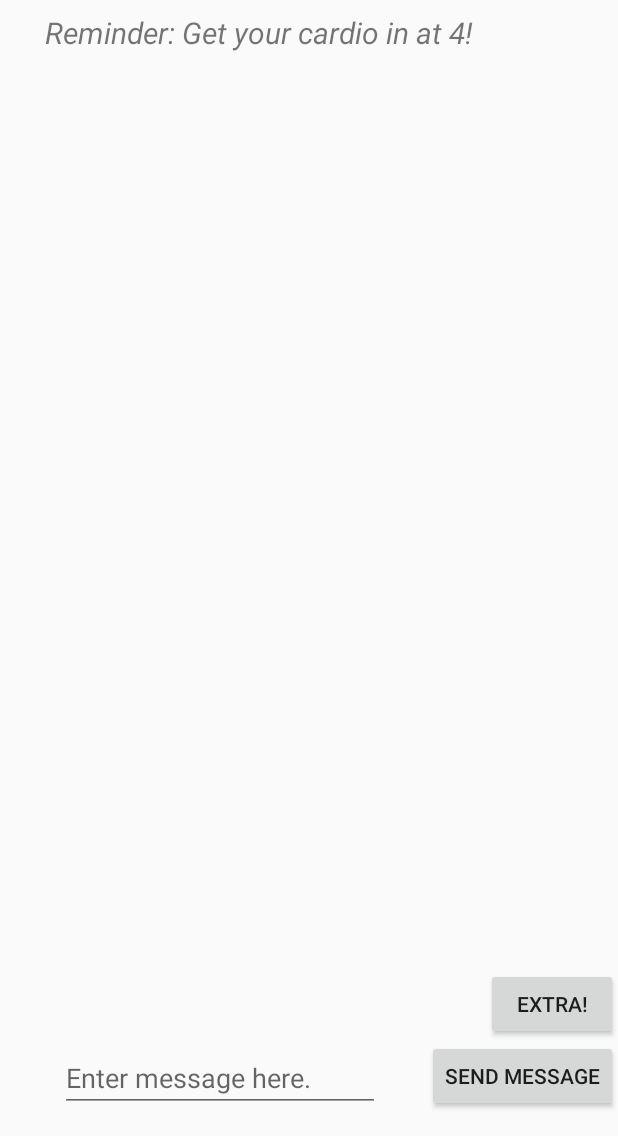
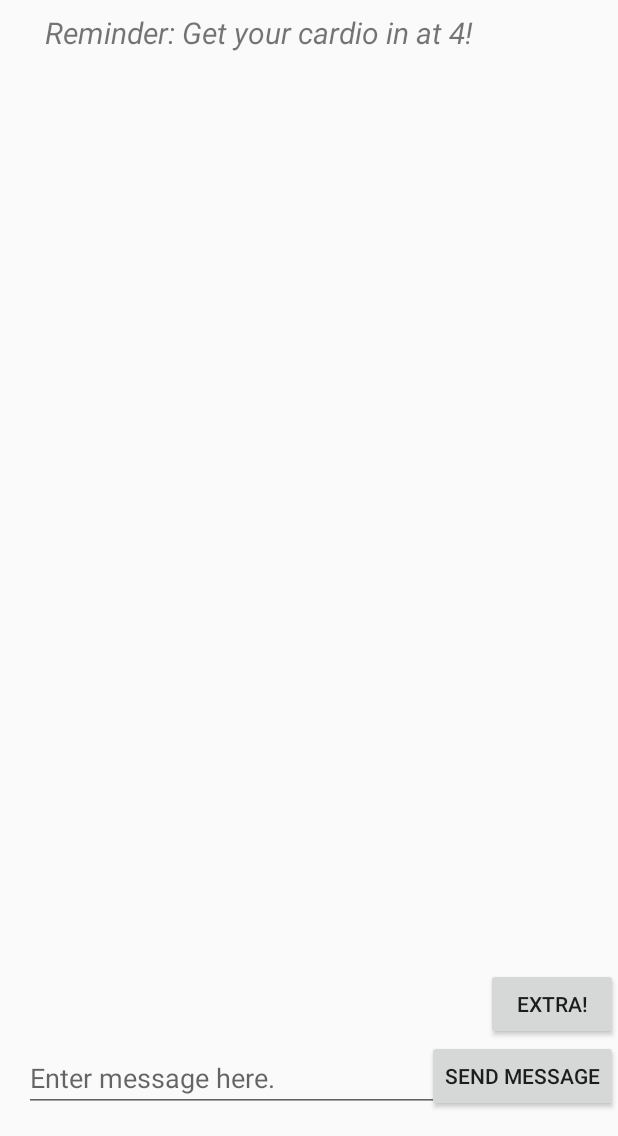
Before and after one commit to arsun2/health_companion_android, an Android app: the ChatActivity screen opened directly, with no data from a screen before it, on a phone screen of 412 x 824 dp, the part 100-1236 px from its top. Run offline under Robolectric (Android 15) with nearby library versions, the phone set to English and light mode, and no system bars.

Commit message:
chat UI finish

```diff
--- a/app/src/main/res/layout/chat_room.xml
+++ b/app/src/main/res/layout/chat_room.xml
@@ -21,7 +21,7 @@
 
 
     <EditText
-        android:layout_width="wrap_content"
+        android:layout_width="fill_parent"
         android:layout_height="wrap_content"
         android:inputType="textPersonName"
         android:hint="Enter message here."
```
